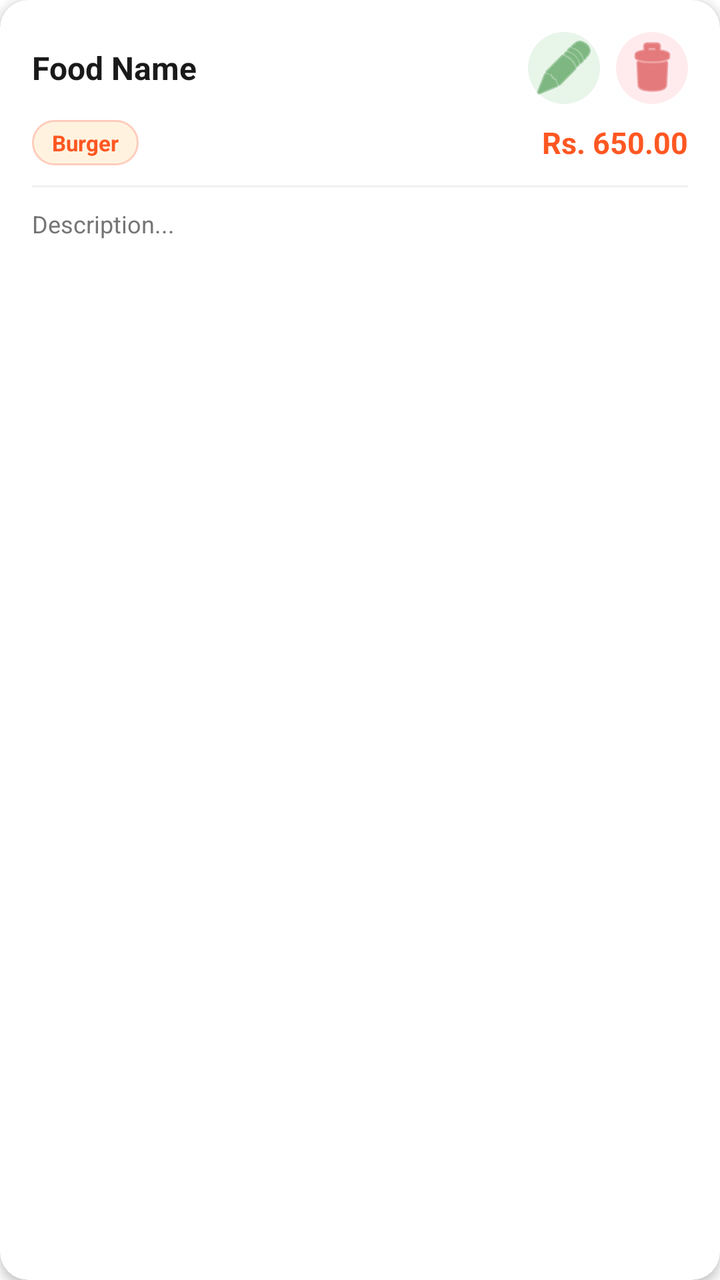
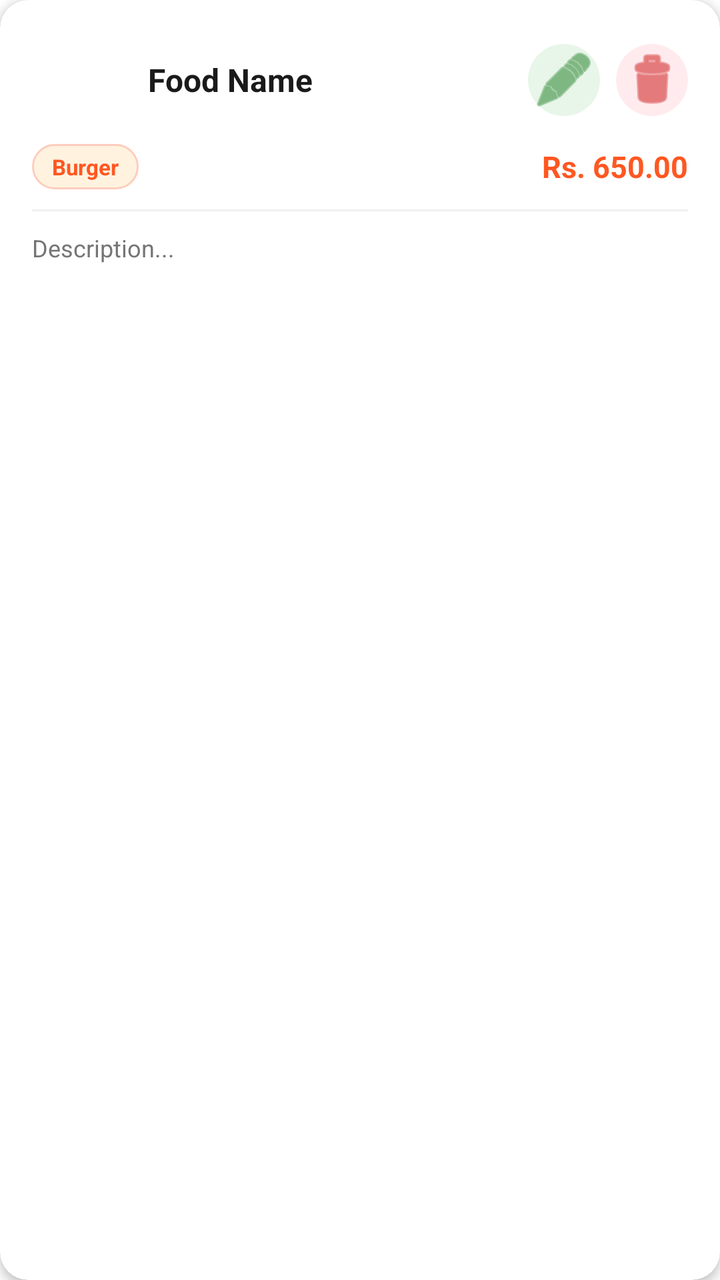

Compare the two renders of this Android layout. The source of the first and the diff that turns it into the second are given below.
<!-- AndroidManifest.xml: application theme Theme.BakeBlissBakery -->
<!-- res/layout/item_admin_food.xml -->
<?xml version="1.0" encoding="utf-8"?>
<androidx.cardview.widget.CardView
    xmlns:android="http://schemas.android.com/apk/res/android"
    xmlns:app="http://schemas.android.com/apk/res-auto"
    android:layout_width="match_parent"
    android:layout_height="wrap_content"
    android:layout_marginHorizontal="4dp"
    android:layout_marginVertical="6dp"
    app:cardBackgroundColor="#FFFFFF"
    app:cardCornerRadius="14dp"
    app:cardElevation="3dp">

    <LinearLayout
        android:layout_width="match_parent"
        android:layout_height="wrap_content"
        android:orientation="vertical"
        android:padding="16dp">

        
        <LinearLayout
            android:layout_width="match_parent"
            android:layout_height="wrap_content"
            android:gravity="center_vertical"
            android:orientation="horizontal">

            
            <TextView
                android:id="@+id/tvAdminFoodName"
                android:layout_width="0dp"
                android:layout_height="wrap_content"
                android:layout_weight="1"
                android:text="Food Name"
                android:textColor="#1A1A1A"
                android:textSize="16sp"
                android:textStyle="bold"
                android:maxLines="1"
                android:ellipsize="end"
                android:layout_marginEnd="8dp" />

            
            <ImageButton
                android:id="@+id/btnAdminEdit"
                android:layout_width="36dp"
                android:layout_height="36dp"
                android:background="@drawable/bg_circle"
                android:backgroundTint="#E8F5E9"
                android:src="@android:drawable/ic_menu_edit"
                android:padding="7dp"
                android:layout_marginEnd="8dp"
                android:contentDescription="Edit"
                app:tint="#388E3C" />

            
            <ImageButton
                android:id="@+id/btnAdminDelete"
                android:layout_width="36dp"
                android:layout_height="36dp"
                android:background="@drawable/bg_circle"
                android:backgroundTint="#FFEBEE"
                android:src="@android:drawable/ic_menu_delete"
                android:padding="7dp"
                android:contentDescription="Delete"
                app:tint="#D32F2F" />
        </LinearLayout>

        
        <LinearLayout
            android:layout_width="match_parent"
            android:layout_height="wrap_content"
            android:orientation="horizontal"
            android:layout_marginTop="8dp"
            android:gravity="center_vertical">

            
            <TextView
                android:id="@+id/tvAdminFoodCategory"
                android:layout_width="wrap_content"
                android:layout_height="wrap_content"
                android:background="@drawable/bg_category_chip"
                android:text="Burger"
                android:textColor="#FF5722"
                android:textSize="11sp"
                android:textStyle="bold"
                android:paddingHorizontal="10dp"
                android:paddingVertical="4dp" />

            <View
                android:layout_width="0dp"
                android:layout_height="1dp"
                android:layout_weight="1" />

            
            <TextView
                android:id="@+id/tvAdminFoodPrice"
                android:layout_width="wrap_content"
                android:layout_height="wrap_content"
                android:text="Rs. 650.00"
                android:textColor="#FF5722"
                android:textSize="15sp"
                android:textStyle="bold" />
        </LinearLayout>

        
        <View
            android:layout_width="match_parent"
            android:layout_height="1dp"
            android:layout_marginVertical="10dp"
            android:background="#F0F0F0" />

        
        <TextView
            android:id="@+id/tvAdminFoodDesc"
            android:layout_width="match_parent"
            android:layout_height="wrap_content"
            android:text="Description..."
            android:textColor="#757575"
            android:textSize="12sp"
            android:maxLines="2"
            android:ellipsize="end"
            android:lineSpacingMultiplier="1.3" />

    </LinearLayout>
</androidx.cardview.widget.CardView>
<!-- resources referenced by this layout -->
<resources>
  <!-- drawable bg_category_chip (drawable) -->
  <?xml version="1.0" encoding="utf-8"?>
  <shape xmlns:android="http://schemas.android.com/apk/res/android">
      <solid android:color="#FFF3E0" />
      <stroke android:width="1dp" android:color="#FFCCBC" />
      <corners android:radius="20dp" />
  </shape>
  <!-- drawable bg_circle (drawable) -->
  <?xml version="1.0" encoding="utf-8"?>
  <shape xmlns:android="http://schemas.android.com/apk/res/android"
      android:shape="oval">
      <solid android:color="#FFFFFF" />
  </shape>
  <style name="Theme.BakeBlissBakery" parent="Theme.MaterialComponents.Light.NoActionBar">
          <item name="colorPrimary">@color/colorPrimary</item>
          <item name="colorPrimaryDark">@color/colorPrimaryDark</item>
          <item name="colorAccent">@color/colorAccent</item>
          <item name="android:statusBarColor">@color/white</item>
          <item name="android:windowLightStatusBar">true</item>
      </style>
  <color name="colorPrimary">#FF4B1F</color>
  <color name="colorPrimaryDark">#D84315</color>
  <color name="colorAccent">#FF5722</color>
  <color name="white">#FFFFFFFF</color>
</resources>

<!-- the commit's change to res/layout/item_admin_food.xml (unified diff, before → after) -->
@@ -22,6 +22,22 @@
             android:layout_height="wrap_content"
             android:gravity="center_vertical"
             android:orientation="horizontal">
+
+            
+            <androidx.cardview.widget.CardView
+                android:layout_width="48dp"
+                android:layout_height="48dp"
+                android:layout_marginEnd="10dp"
+                app:cardCornerRadius="8dp"
+                app:cardElevation="0dp">
+
+                <ImageView
+                    android:id="@+id/imgAdminFoodThumb"
+                    android:layout_width="match_parent"
+                    android:layout_height="match_parent"
+                    android:scaleType="centerCrop"
+                    android:src="@drawable/ic_logo" />
+            </androidx.cardview.widget.CardView>
 
             
             <TextView
<!-- resource entries referenced after the edit -->
@@ -13,6 +13,7 @@
       android:shape="oval">
       <solid android:color="#FFFFFF" />
   </shape>
+  <!-- drawable ic_logo: vector/xml drawable (drawable, 3597 chars, omitted) -->
   <style name="Theme.BakeBlissBakery" parent="Theme.MaterialComponents.Light.NoActionBar">
           <item name="colorPrimary">@color/colorPrimary</item>
           <item name="colorPrimaryDark">@color/colorPrimaryDark</item>
